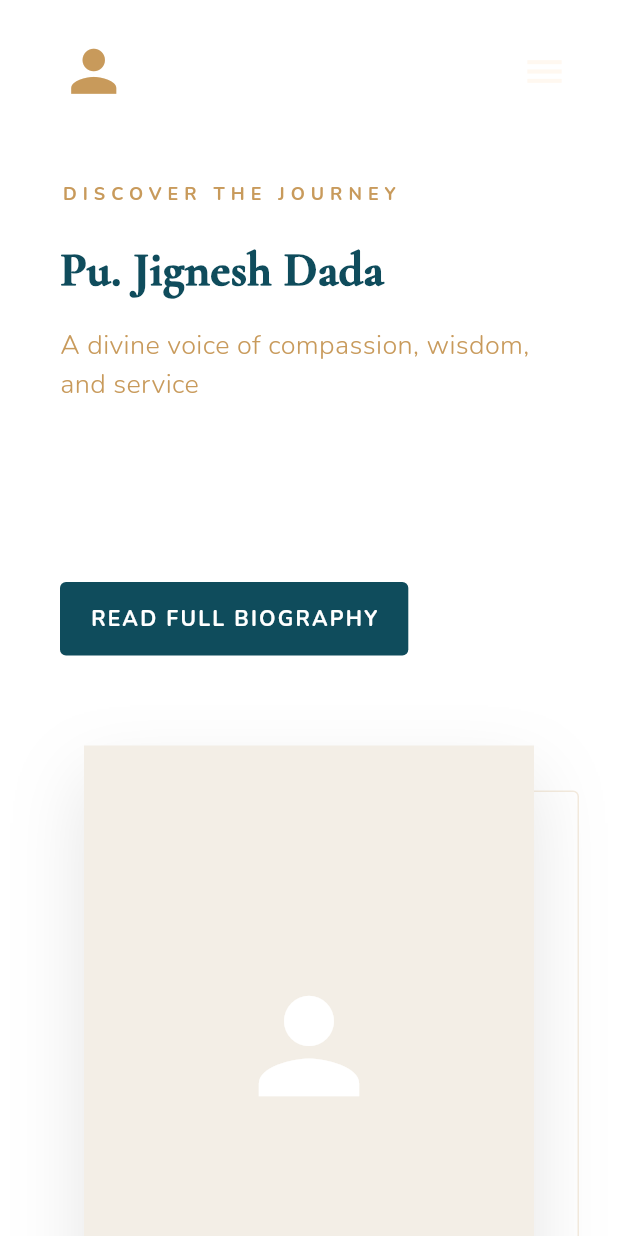
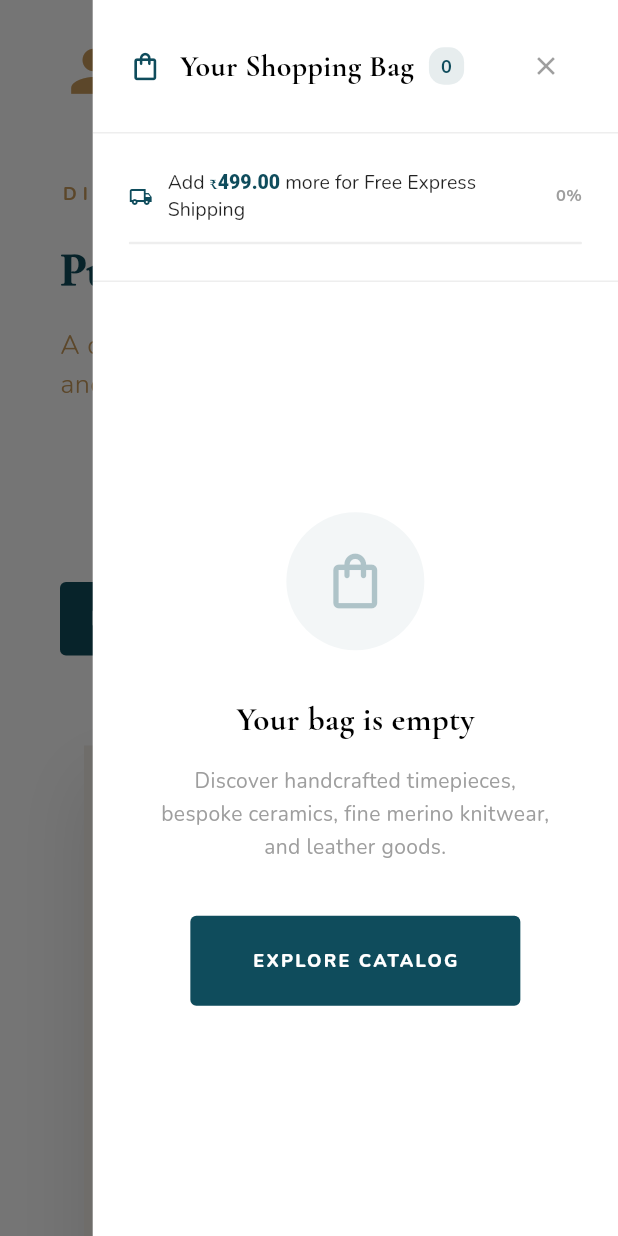
Before and after one commit to rathodhimanshu865-cloud/dada_2, a Flutter app: the screen it shows after launch, with the side drawer open (before the commit the screen has no drawer), on a phone screen of 412 x 824 dp. Run offline on Flutter 3.47's test engine with Material 3 defaults, Android fonts, the phone set to English and light mode, and no system bars; our stand-ins replace cloud_firestore, file_picker, firebase_auth, firebase_core, firebase_storage, flutter_widget_from_html and 3 more; missing offline and left inert: dart:ui_web, flutter_quill, vsc_quill_delta_to_html; accounts and stored records are empty.

```diff
--- a/lib/main.dart
+++ b/lib/main.dart
@@ -55,9 +55,9 @@ class MyApp extends StatelessWidget {
 
   @override
   Widget build(BuildContext context) {
-    const primaryTeal = Color(0xFF0F4C5C);
-    const backgroundBeige = Color(0xFFF9F3EA);
-    const accentBrown = Color(0xFFC19A6B);
+    const primaryBlack = Color(0xFF111111);
+    const backgroundWhite = Color(0xFFFFFFFF);
+    const accentGrey = Color(0xFF757575);
 
     final languageController = Provider.of<LanguageController>(context);
 
@@ -82,15 +82,15 @@ class MyApp extends StatelessWidget {
       theme: ThemeData(
         useMaterial3: true,
         brightness: Brightness.light,
-        scaffoldBackgroundColor: Colors.white,
-        primaryColor: primaryTeal,
+        scaffoldBackgroundColor: backgroundWhite,
+        primaryColor: primaryBlack,
         textTheme: TextTheme(
-          displayLarge:  (langCode == 'hi' || langCode == 'gu') ? TextStyle(fontFamily: langCode == 'hi' ? 'NotoSansDevanagari' : 'NotoSansGujarati', fontSize: 57, fontWeight: FontWeight.w700, color: primaryTeal) : GoogleFonts.cormorantGaramond(fontSize: 57, fontWeight: FontWeight.w700, color: primaryTeal),
-          displayMedium: (langCode == 'hi' || langCode == 'gu') ? TextStyle(fontFamily: langCode == 'hi' ? 'NotoSansDevanagari' : 'NotoSansGujarati', fontSize: 45, fontWeight: FontWeight.w700, color: primaryTeal) : GoogleFonts.cormorantGaramond(fontSize: 45, fontWeight: FontWeight.w700, color: primaryTeal),
-          displaySmall:  (langCode == 'hi' || langCode == 'gu') ? TextStyle(fontFamily: langCode == 'hi' ? 'NotoSansDevanagari' : 'NotoSansGujarati', fontSize: 36, fontWeight: FontWeight.w700, color: primaryTeal) : GoogleFonts.cormorantGaramond(fontSize: 36, fontWeight: FontWeight.w700, color: primaryTeal),
-          headlineLarge: (langCode == 'hi' || langCode == 'gu') ? TextStyle(fontFamily: langCode == 'hi' ? 'NotoSansDevanagari' : 'NotoSansGujarati', fontSize: 32, fontWeight: FontWeight.w700, color: primaryTeal) : GoogleFonts.cormorantGaramond(fontSize: 32, fontWeight: FontWeight.w700, color: primaryTeal),
-          headlineMedium:(langCode == 'hi' || langCode == 'gu') ? TextStyle(fontFamily: langCode == 'hi' ? 'NotoSansDevanagari' : 'NotoSansGujarati', fontSize: 28, fontWeight: FontWeight.w700, color: primaryTeal) : GoogleFonts.cormorantGaramond(fontSize: 28, fontWeight: FontWeight.w700, color: primaryTeal),
-          headlineSmall: (langCode == 'hi' || langCode == 'gu') ? TextStyle(fontFamily: langCode == 'hi' ? 'NotoSansDevanagari' : 'NotoSansGujarati', fontSize: 24, fontWeight: FontWeight.w600, color: primaryTeal) : GoogleFonts.cormorantGaramond(fontSize: 24, fontWeight: FontWeight.w600, color: primaryTeal),
+          displayLarge:  (langCode == 'hi' || langCode == 'gu') ? TextStyle(fontFamily: langCode == 'hi' ? 'NotoSansDevanagari' : 'NotoSansGujarati', fontSize: 57, fontWeight: FontWeight.w700, color: primaryBlack) : GoogleFonts.cormorantGaramond(fontSize: 57, fontWeight: FontWeight.w700, color: primaryBlack),
+          displayMedium: (langCode == 'hi' || langCode == 'gu') ? TextStyle(fontFamily: langCode == 'hi' ? 'NotoSansDevanagari' : 'NotoSansGujarati', fontSize: 45, fontWeight: FontWeight.w700, color: primaryBlack) : GoogleFonts.cormorantGaramond(fontSize: 45, fontWeight: FontWeight.w700, color: primaryBlack),
+          displaySmall:  (langCode == 'hi' || langCode == 'gu') ? TextStyle(fontFamily: langCode == 'hi' ? 'NotoSansDevanagari' : 'NotoSansGujarati', fontSize: 36, fontWeight: FontWeight.w700, color: primaryBlack) : GoogleFonts.cormorantGaramond(fontSize: 36, fontWeight: FontWeight.w700, color: primaryBlack),
+          headlineLarge: (langCode == 'hi' || langCode == 'gu') ? TextStyle(fontFamily: langCode == 'hi' ? 'NotoSansDevanagari' : 'NotoSansGujarati', fontSize: 32, fontWeight: FontWeight.w700, color: primaryBlack) : GoogleFonts.cormorantGaramond(fontSize: 32, fontWeight: FontWeight.w700, color: primaryBlack),
+          headlineMedium:(langCode == 'hi' || langCode == 'gu') ? TextStyle(fontFamily: langCode == 'hi' ? 'NotoSansDevanagari' : 'NotoSansGujarati', fontSize: 28, fontWeight: FontWeight.w700, color: primaryBlack) : GoogleFonts.cormorantGaramond(fontSize: 28, fontWeight: FontWeight.w700, color: primaryBlack),
+          headlineSmall: (langCode == 'hi' || langCode == 'gu') ? TextStyle(fontFamily: langCode == 'hi' ? 'NotoSansDevanagari' : 'NotoSansGujarati', fontSize: 24, fontWeight: FontWeight.w600, color: primaryBlack) : GoogleFonts.cormorantGaramond(fontSize: 24, fontWeight: FontWeight.w600, color: primaryBlack),
           titleLarge:    (langCode == 'hi' || langCode == 'gu') ? TextStyle(fontFamily: langCode == 'hi' ? 'NotoSansDevanagari' : 'NotoSansGujarati', fontSize: 22, fontWeight: FontWeight.w600) : GoogleFonts.nunito(fontSize: 22, fontWeight: FontWeight.w600),
           titleMedium:   (langCode == 'hi' || langCode == 'gu') ? TextStyle(fontFamily: langCode == 'hi' ? 'NotoSansDevanagari' : 'NotoSansGujarati', fontSize: 16, fontWeight: FontWeight.w600) : GoogleFonts.nunito(fontSize: 16, fontWeight: FontWeight.w600),
           titleSmall:    (langCode == 'hi' || langCode == 'gu') ? TextStyle(fontFamily: langCode == 'hi' ? 'NotoSansDevanagari' : 'NotoSansGujarati', fontSize: 14, fontWeight: FontWeight.w600) : GoogleFonts.nunito(fontSize: 14, fontWeight: FontWeight.w600),
@@ -101,41 +101,41 @@ class MyApp extends StatelessWidget {
           labelMedium:   (langCode == 'hi' || langCode == 'gu') ? TextStyle(fontFamily: langCode == 'hi' ? 'NotoSansDevanagari' : 'NotoSansGujarati', fontSize: 12, fontWeight: FontWeight.w500) : GoogleFonts.nunito(fontSize: 12, fontWeight: FontWeight.w500),
         ),
         colorScheme: ColorScheme.fromSeed(
-          seedColor: primaryTeal,
-          primary: primaryTeal,
-          secondary: accentBrown,
-          surface: Colors.white,
+          seedColor: primaryBlack,
+          primary: primaryBlack,
+          secondary: accentGrey,
+          surface: backgroundWhite,
           error: Colors.redAccent,
-        ).copyWith(background: backgroundBeige),
+        ).copyWith(background: backgroundWhite),
         appBarTheme: AppBarTheme(
-          backgroundColor: Colors.white,
-          foregroundColor: primaryTeal,
+          backgroundColor: backgroundWhite,
+          foregroundColor: primaryBlack,
           elevation: 0,
           centerTitle: true,
           titleTextStyle: (langCode == 'hi' || langCode == 'gu')
-              ? TextStyle(fontFamily: langCode == 'hi' ? 'NotoSansDevanagari' : 'NotoSansGujarati', color: primaryTeal, fontSize: 24, fontWeight: FontWeight.bold, letterSpacing: 1)
-              : GoogleFonts.cormorantGaramond(color: primaryTeal, fontSize: 24, fontWeight: FontWeight.bold, letterSpacing: 1),
+              ? TextStyle(fontFamily: langCode == 'hi' ? 'NotoSansDevanagari' : 'NotoSansGujarati', color: primaryBlack, fontSize: 24, fontWeight: FontWeight.bold, letterSpacing: 1)
+              : GoogleFonts.cormorantGaramond(color: primaryBlack, fontSize: 24, fontWeight: FontWeight.bold, letterSpacing: 1),
         ),
         cardTheme: CardThemeData(
-          color: Colors.white,
+          color: backgroundWhite,
           elevation: 0,
           shape: RoundedRectangleBorder(
-            side: BorderSide(color: Colors.grey[300]!),
+            side: BorderSide(color: Colors.grey[200]!),
             borderRadius: BorderRadius.circular(8),
           ),
         ),
         inputDecorationTheme: InputDecorationTheme(
           filled: true,
-          fillColor: Colors.white,
-          border: OutlineInputBorder(borderRadius: BorderRadius.circular(4), borderSide: BorderSide(color: Colors.grey[400]!)),
-          enabledBorder: OutlineInputBorder(borderRadius: BorderRadius.circular(4), borderSide: BorderSide(color: Colors.grey[300]!)),
-          focusedBorder: OutlineInputBorder(borderRadius: BorderRadius.circular(4), borderSide: const BorderSide(color: primaryTeal, width: 1.5)),
+          fillColor: backgroundWhite,
+          border: OutlineInputBorder(borderRadius: BorderRadius.circular(4), borderSide: BorderSide(color: Colors.grey[300]!)),
+          enabledBorder: OutlineInputBorder(borderRadius: BorderRadius.circular(4), borderSide: BorderSide(color: Colors.grey[200]!)),
+          focusedBorder: OutlineInputBorder(borderRadius: BorderRadius.circular(4), borderSide: const BorderSide(color: primaryBlack, width: 1.5)),
           labelStyle: GoogleFonts.nunito(color: Colors.grey, fontSize: 14),
           contentPadding: const EdgeInsets.symmetric(horizontal: 16, vertical: 16),
         ),
         elevatedButtonTheme: ElevatedButtonThemeData(
           style: ElevatedButton.styleFrom(
-            backgroundColor: primaryTeal,
+            backgroundColor: primaryBlack,
             foregroundColor: Colors.white,
             elevation: 0,
             shape: RoundedRectangleBorder(borderRadius: BorderRadius.circular(4)),
@@ -145,8 +145,8 @@ class MyApp extends StatelessWidget {
         ),
         outlinedButtonTheme: OutlinedButtonThemeData(
           style: OutlinedButton.styleFrom(
-            foregroundColor: primaryTeal,
-            side: const BorderSide(color: primaryTeal, width: 1.5),
+            foregroundColor: primaryBlack,
+            side: const BorderSide(color: primaryBlack, width: 1.5),
             shape: RoundedRectangleBorder(borderRadius: BorderRadius.circular(4)),
             textStyle: GoogleFonts.nunito(fontWeight: FontWeight.w700),
           ),
--- /dev/null
+++ b/lib/views/user_side/sections/cart_drawer.dart
@@ -0,0 +1,199 @@
+import 'package:flutter/material.dart';
+import '../../../utils/app_typography.dart';
+
+class CartDrawer extends StatelessWidget {
+  const CartDrawer({super.key});
+
+  @override
+  Widget build(BuildContext context) {
+    const Color primaryTeal = Color(0xFF0F4C5C);
+    const Color templeGold = Color(0xFFC89A5B);
+    final double screenWidth = MediaQuery.of(context).size.width;
+    final double drawerWidth = screenWidth > 600 ? 450 : screenWidth * 0.85;
+
+    return Drawer(
+      width: drawerWidth,
+      shape: const RoundedRectangleBorder(borderRadius: BorderRadius.zero),
+      backgroundColor: Colors.white,
+      child: SafeArea(
+        child: Column(
+          children: [
+            // Header: Icon | Title | Count | Close
+            Padding(
+              padding: const EdgeInsets.symmetric(horizontal: 24, vertical: 20),
+              child: Row(
+                children: [
+                  const Icon(Icons.shopping_bag_outlined, size: 22, color: primaryTeal),
+                  const SizedBox(width: 12),
+                  Text(
+                    'Your Shopping Bag',
+                    style: AppTypography.headingStyle(
+                      context,
+                      fontSize: 20,
+                      fontWeight: FontWeight.w700,
+                      color: Colors.black,
+                    ),
+                  ),
+                  const SizedBox(width: 10),
+                  Container(
+                    padding: const EdgeInsets.symmetric(horizontal: 8, vertical: 4),
+                    decoration: BoxDecoration(
+                      color: primaryTeal.withOpacity(0.1),
+                      borderRadius: BorderRadius.circular(10),
+                    ),
+                    child: Text(
+                      '0',
+                      style: AppTypography.bodyStyle(
+                        context,
+                        fontSize: 12,
+                        fontWeight: FontWeight.bold,
+                        color: primaryTeal,
+                      ),
+                    ),
+                  ),
+                  const Spacer(),
+                  IconButton(
+                    onPressed: () => Navigator.pop(context),
+                    icon: const Icon(Icons.close, size: 20, color: Colors.grey),
+                    padding: EdgeInsets.zero,
+                    constraints: const BoxConstraints(),
+                  ),
+                ],
+              ),
+            ),
+            const Divider(height: 1, thickness: 1, color: Color(0xFFEEEEEE)),
+
+            // Shipping Progress Section
+            Padding(
+              padding: const EdgeInsets.all(24.0),
+              child: Column(
+                crossAxisAlignment: CrossAxisAlignment.start,
+                children: [
+                  Row(
+                    children: [
+                      const Icon(Icons.local_shipping_outlined, size: 16, color: primaryTeal),
+                      const SizedBox(width: 10),
+                      Expanded(
+                        child: RichText(
+                          text: TextSpan(
+                            style: AppTypography.bodyStyle(
+                              context,
+                              fontSize: 13,
+                              color: Colors.black87,
+                            ),
+                            children: [
+                              const TextSpan(text: 'Add '),
+                              TextSpan(
+                                text: '₹499.00',
+                                style: const TextStyle(fontWeight: FontWeight.w800, color: primaryTeal),
+                              ),
+                              const TextSpan(text: ' more for Free Express Shipping'),
+                            ],
+                          ),
+                        ),
+                      ),
+                      Text(
+                        '0%',
+                        style: AppTypography.bodyStyle(
+                          context,
+                          fontSize: 11,
+                          color: Colors.grey,
+                          fontWeight: FontWeight.bold,
+                        ),
+                      ),
+                    ],
+                  ),
+                  const SizedBox(height: 12),
+                  ClipRRect(
+                    borderRadius: BorderRadius.circular(2),
+                    child: LinearProgressIndicator(
+                      value: 0.0,
+                      backgroundColor: const Color(0xFFEEEEEE),
+                      valueColor: const AlwaysStoppedAnimation<Color>(templeGold),
+                      minHeight: 2,
+                    ),
+                  ),
+                ],
+              ),
+            ),
+            const Divider(height: 1, thickness: 1, color: Color(0xFFEEEEEE)),
+
+            // Empty State Body
+            Expanded(
+              child: Padding(
+                padding: const EdgeInsets.symmetric(horizontal: 40),
+                child: Column(
+                  mainAxisAlignment: MainAxisAlignment.center,
+                  children: [
+                    Container(
+                      padding: const EdgeInsets.all(24),
+                      decoration: BoxDecoration(
+                        color: primaryTeal.withOpacity(0.05),
+                        shape: BoxShape.circle,
+                      ),
+                      child: Icon(
+                        Icons.shopping_bag_outlined,
+                        size: 44,
+                        color: primaryTeal.withOpacity(0.3),
+                      ),
+                    ),
+                    const SizedBox(height: 30),
+                    Text(
+                      'Your bag is empty',
+                      style: AppTypography.headingStyle(
+                        context,
+                        fontSize: 22,
+                        fontWeight: FontWeight.w700,
+                        color: Colors.black,
+                      ),
+                    ),
+                    const SizedBox(height: 15),
+                    Text(
+                      'Discover handcrafted timepieces, bespoke ceramics, fine merino knitwear, and leather goods.',
+                      textAlign: TextAlign.center,
+                      style: AppTypography.bodyStyle(
+                        context,
+                        fontSize: 14,
+                        color: Colors.grey.shade500,
+                        height: 1.6,
+                      ),
+                    ),
+                    const SizedBox(height: 35),
+                    SizedBox(
+                      width: 220,
+                      child: ElevatedButton(
+                        onPressed: () {
+                          Navigator.pop(context);
+                          Navigator.pushNamed(context, '/catalogue');
+                        },
+                        style: ElevatedButton.styleFrom(
+                          backgroundColor: primaryTeal,
+                          foregroundColor: Colors.white,
+                          padding: const EdgeInsets.symmetric(vertical: 22),
+                          shape: RoundedRectangleBorder(
+                            borderRadius: BorderRadius.circular(4),
+                          ),
+                          elevation: 0,
+                        ),
+                        child: Text(
+                          'EXPLORE CATALOG',
+                          style: AppTypography.bodyStyle(
+                            context,
+                            fontSize: 12,
+                            fontWeight: FontWeight.w800,
+                            letterSpacing: 1.5,
+                            color: Colors.white,
+                          ),
+                        ),
+                      ),
+                    ),
+                  ],
+                ),
+              ),
+            ),
+          ],
+        ),
+      ),
+    );
+  }
+}
--- a/lib/views/user_side/sections/product_cart_layout.dart
+++ b/lib/views/user_side/sections/product_cart_layout.dart
@@ -3,6 +3,7 @@ import '../../../controllers/homepage_controller.dart';
 import 'user_header.dart';
 import 'product_header.dart';
 import 'user_footer.dart';
+import 'cart_drawer.dart';
 
 class ProductCartLayout extends StatefulWidget {
   final Widget child;
@@ -24,6 +25,7 @@ class _ProductCartLayoutState extends State<ProductCartLayout> {
   late ScrollController _internalController;
   late ScrollController _activeController;
   double _scrollOffset = 0;
+  final GlobalKey<ScaffoldState> _scaffoldKey = GlobalKey<ScaffoldState>();
 
   @override
   void initState() {
@@ -58,7 +60,9 @@ class _ProductCartLayoutState extends State<ProductCartLayout> {
     bool isSticky = _scrollOffset >= header1Height;
 
     return Scaffold(
-      backgroundColor: const Color(0xFFF9F9F9),
+      key: _scaffoldKey,
+      backgroundColor: Colors.white,
+      endDrawer: const CartDrawer(),
       body: Stack(
         children: [
           // Content
@@ -79,7 +83,7 @@ class _ProductCartLayoutState extends State<ProductCartLayout> {
             top: header2Top,
             left: 0,
             right: 0,
-            child: ProductHeader(isSticky: isSticky),
+            child: ProductHeader(isSticky: isSticky, scaffoldKey: _scaffoldKey),
           ),
 
           // Header 1 (Main Default Header)
@@ -87,6 +91,7 @@ class _ProductCartLayoutState extends State<ProductCartLayout> {
             controller: widget.controller,
             scrollController: _activeController,
             productPage: true, // This enables the scroll-away behavior inside UserHeader
+            scaffoldKey: _scaffoldKey,
           ),
         ],
       ),
--- a/lib/views/user_side/sections/product_header.dart
+++ b/lib/views/user_side/sections/product_header.dart
@@ -5,10 +5,12 @@ import '../../../utils/app_typography.dart';
 
 class ProductHeader extends StatelessWidget {
   final bool isSticky;
+  final GlobalKey<ScaffoldState>? scaffoldKey;
 
   const ProductHeader({
     super.key,
     this.isSticky = true,
+    this.scaffoldKey,
   });
 
   @override
@@ -270,7 +272,11 @@ class ProductHeader extends StatelessWidget {
   Widget _cartButton(BuildContext context, Color color) {
     return InkWell(
       onTap: () {
-        Navigator.pushNamed(context, '/cart');
+        if (scaffoldKey != null) {
+          scaffoldKey!.currentState?.openEndDrawer();
+        } else {
+          Scaffold.of(context).openEndDrawer();
+        }
       },
       child: Row(
         children: [
--- a/lib/views/user_side/sections/user_footer.dart
+++ b/lib/views/user_side/sections/user_footer.dart
@@ -19,32 +19,22 @@ class UserFooter extends StatelessWidget {
 
   @override
   Widget build(BuildContext context) {
-    const accentGold = Color(0xFFC89A5B);
+    const accentGrey = Color(0xFF757575);
     final lang = Provider.of<LanguageController>(context).locale.languageCode;
     final isMobile = MediaQuery.of(context).size.width < 900;
 
     return Container(
       width: double.infinity,
-      decoration: BoxDecoration(
-        color: const Color(0xFF0A303B), // Deep Peacock Blue
-        image: DecorationImage(
-          image: const NetworkImage('https://www.transparenttextures.com/patterns/dark-matter.png'), // Luxury pattern
-          opacity: 0.15,
-          colorFilter: ColorFilter.mode(accentGold.withOpacity(0.05), BlendMode.srcATop),
-          repeat: ImageRepeat.repeat,
-        ),
+      decoration: const BoxDecoration(
+        color: Color(0xFF0F4C5C), // Deep Teal from the provided image
       ),
       child: Column(
         children: [
-          // Golden texture bar at the top
+          // Thin divider at the top
           Container(
-            height: 4,
+            height: 1,
             width: double.infinity,
-            decoration: const BoxDecoration(
-              gradient: LinearGradient(
-                colors: [Colors.transparent, accentGold, Colors.transparent],
-              ),
-            ),
+            color: Colors.white12,
           ),
 
           Padding(
@@ -208,7 +198,7 @@ class UserFooter extends StatelessWidget {
       children: [
         Text(
           title,
-          style: const TextStyle(color: Color(0xFFC89A5B), fontWeight: FontWeight.bold, fontSize: 13, letterSpacing: 2),
+          style: const TextStyle(color: Colors.white, fontWeight: FontWeight.bold, fontSize: 13, letterSpacing: 2),
         ),
         const SizedBox(height: 35),
         ...links.map((link) => Padding(
@@ -217,7 +207,7 @@ class UserFooter extends StatelessWidget {
             onTap: () => Navigator.pushNamed(context, link['route'] ?? '/'),
             child: Text(
               (link['label'] ?? '') as String,
-              style: TextStyle(color: Colors.white.withOpacity(0.6), fontSize: 15, fontWeight: FontWeight.w300),
+              style: TextStyle(color: Colors.white.withOpacity(0.5), fontSize: 15, fontWeight: FontWeight.w300),
             ),
           ),
         )),
--- a/lib/views/user_side/sections/user_header.dart
+++ b/lib/views/user_side/sections/user_header.dart
@@ -13,12 +13,14 @@ class UserHeader extends StatefulWidget {
   final HomePageController controller;
   final ScrollController? scrollController;
   final bool productPage;
+  final GlobalKey<ScaffoldState>? scaffoldKey;
 
   const UserHeader({
     super.key,
     required this.controller,
     this.scrollController,
     this.productPage = false,
+    this.scaffoldKey,
   });
 
   @override
@@ -384,6 +386,24 @@ class _UserHeaderState extends State<UserHeader>
                 },
               ),
               ListTile(
+                title: const Text(
+                  'MY CART',
+                  style: TextStyle(
+                    color: Colors.black,
+                    fontWeight: FontWeight.bold,
+                  ),
+                ),
+                trailing: const Icon(Icons.shopping_bag_outlined),
+                onTap: () {
+                  Navigator.pop(context); // Close mobile menu
+                  if (widget.scaffoldKey != null) {
+                    widget.scaffoldKey!.currentState?.openEndDrawer();
+                  } else {
+                    Scaffold.of(context).openEndDrawer();
+                  }
+                },
+              ),
+              ListTile(
                 title: Text(
                   Provider.of<AuthController>(
                         context,
@@ -712,6 +732,8 @@ class _UserHeaderState extends State<UserHeader>
       children: [
         _buildAuthButton(textColor),
         const SizedBox(width: 15),
+        _buildCartButton(textColor),
+        const SizedBox(width: 15),
         _buildLanguageSwitcher(l10n, settings, textColor, isSticky),
         if (settings.searchVisibility) ...[
           const SizedBox(width: 15),
@@ -722,6 +744,43 @@ class _UserHeaderState extends State<UserHeader>
           _buildDonateButton(settings),
         ],
       ],
+    );
+  }
+
+  Widget _buildCartButton(Color textColor) {
+    return InkWell(
+      onTap: () {
+        if (widget.scaffoldKey != null) {
+          widget.scaffoldKey!.currentState?.openEndDrawer();
+        } else {
+          Scaffold.of(context).openEndDrawer();
+        }
+      },
+      child: Stack(
+        clipBehavior: Clip.none,
+        children: [
+          Icon(Icons.shopping_bag_outlined, color: textColor, size: 24),
+          Positioned(
+            right: -4,
+            top: -4,
+            child: Container(
+              padding: const EdgeInsets.all(4),
+              decoration: BoxDecoration(
+                color: templeGold,
+                shape: BoxShape.circle,
+              ),
+              child: const Text(
+                '0',
+                style: TextStyle(
+                  color: Colors.white,
+                  fontSize: 8,
+                  fontWeight: FontWeight.bold,
+                ),
+              ),
+            ),
+          ),
+        ],
+      ),
     );
   }
 
--- a/lib/views/user_side/sections/user_page_layout.dart
+++ b/lib/views/user_side/sections/user_page_layout.dart
@@ -1,6 +1,7 @@
 import 'package:flutter/material.dart';
 import '../../../controllers/homepage_controller.dart';
 import 'user_header.dart';
+import 'cart_drawer.dart';
 
 class UserPageLayout extends StatefulWidget {
   final Widget child;
@@ -23,6 +24,7 @@ class UserPageLayout extends StatefulWidget {
 class _UserPageLayoutState extends State<UserPageLayout> {
   late ScrollController _internalController;
   late ScrollController _activeController;
+  final GlobalKey<ScaffoldState> _scaffoldKey = GlobalKey<ScaffoldState>();
 
   @override
   void initState() {
@@ -40,7 +42,9 @@ class _UserPageLayoutState extends State<UserPageLayout> {
   @override
   Widget build(BuildContext context) {
     return Scaffold(
+      key: _scaffoldKey,
       backgroundColor: Colors.white,
+      endDrawer: const CartDrawer(),
       body: Stack(
         children: [
           // MAIN SCROLLABLE CONTENT
@@ -54,6 +58,7 @@ class _UserPageLayoutState extends State<UserPageLayout> {
             controller: widget.controller,
             scrollController: _activeController,
             productPage: widget.productPage,
+            scaffoldKey: _scaffoldKey,
           ),
         ],
       ),
```
